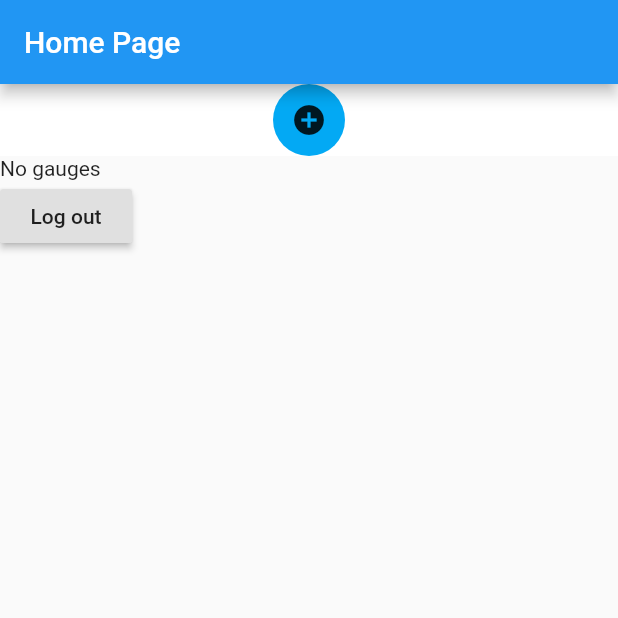
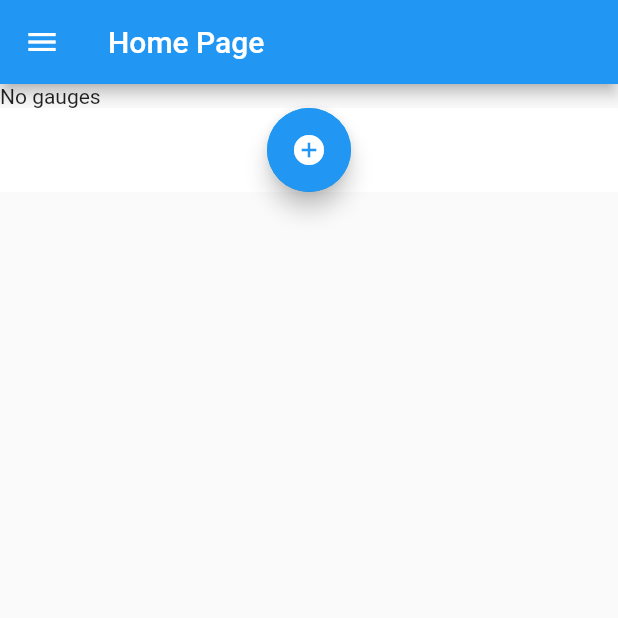
Before and after one commit to Abhisha1/GeoTrack, a Flutter app: the screen it shows once a user with an empty profile is signed in, on a phone screen of 412 x 824 dp, the top half of it. Run offline on Flutter 3.47's test engine with Material 2 defaults, Android fonts, the phone set to English and light mode, and no system bars; our stand-ins replace cloud_firestore, firebase_auth, flutter_map, geolocator, google_sign_in, latlong; accounts and stored records are empty.

Commit message:
adding data antry form

```diff
--- a/lib/ui/form.dart
+++ b/lib/ui/form.dart
@@ -1,7 +1,5 @@
-
 import 'package:flutter/material.dart';
 import 'package:flutter_app/ui/gauge_loc.dart';
-import 'package:flutter_app/utils/firebase_auth.dart';
 
 
 class AddGaugeForm extends StatefulWidget {
@@ -42,8 +40,8 @@ class _AddGaugeFormState extends State<AddGaugeForm> {
         shape: CircleBorder(),
     ),
     child:
-    IconButton(
-          icon: Icon(Icons.add_circle),
+    FloatingActionButton(
+          child: Icon(Icons.add_circle),
           onPressed: (){
             setState(() {
               _pressed = true;
--- a/lib/ui/home.dart
+++ b/lib/ui/home.dart
@@ -22,14 +22,22 @@ class HomePage extends StatelessWidget {
         child: Column(
           crossAxisAlignment: CrossAxisAlignment.start,
           children: <Widget>[
+            AuthProvider().displayGauges(),
             AddGaugeForm(),
-            AuthProvider().displayGauges(),
-            RaisedButton(
-              child: Text("Log out"),
-              onPressed: (){
+          ],
+        ),
+      ),
+      drawer: Drawer(
+        child: ListView(
+          padding: EdgeInsets.zero,
+          children: <Widget>[
+            ListTile(
+              leading: Icon(Icons.power_settings_new),
+              title: Text('Log off'),
+              onTap: (){
                 AuthProvider().logOut();
               },
-            )
+            ),
           ],
         ),
       ),
--- a/lib/utils/firebase_auth.dart
+++ b/lib/utils/firebase_auth.dart
@@ -1,5 +1,6 @@
 import 'package:firebase_auth/firebase_auth.dart';
 import 'package:flutter/material.dart';
+import 'package:flutter_app/ui/mygauge.dart';
 import 'package:google_sign_in/google_sign_in.dart';
 
 import 'package:cloud_firestore/cloud_firestore.dart';
@@ -80,10 +81,6 @@ class AuthProvider {
   }
 
   Widget displayGauges() {
-//    retrieveUsersGauges();
-//    print("he");
-//    return Text("shit");
-//  }
     return FutureBuilder(
         future: retrieveUsersGauges(),
         builder: (context, projectSnap) {
@@ -108,6 +105,7 @@ class AuthProvider {
                         trailing: Icon(Icons.keyboard_arrow_right),
                         onTap: () {
                           print("show data");
+                          Navigator.push(context,MaterialPageRoute(builder: (context) => MyGauge()));
                         });
                   });
             }
```
Also changed, not shown: lib/ui/addentry.dart (added, +85 -0 lines), lib/ui/mygauge.dart (added, +37 -0 lines).
